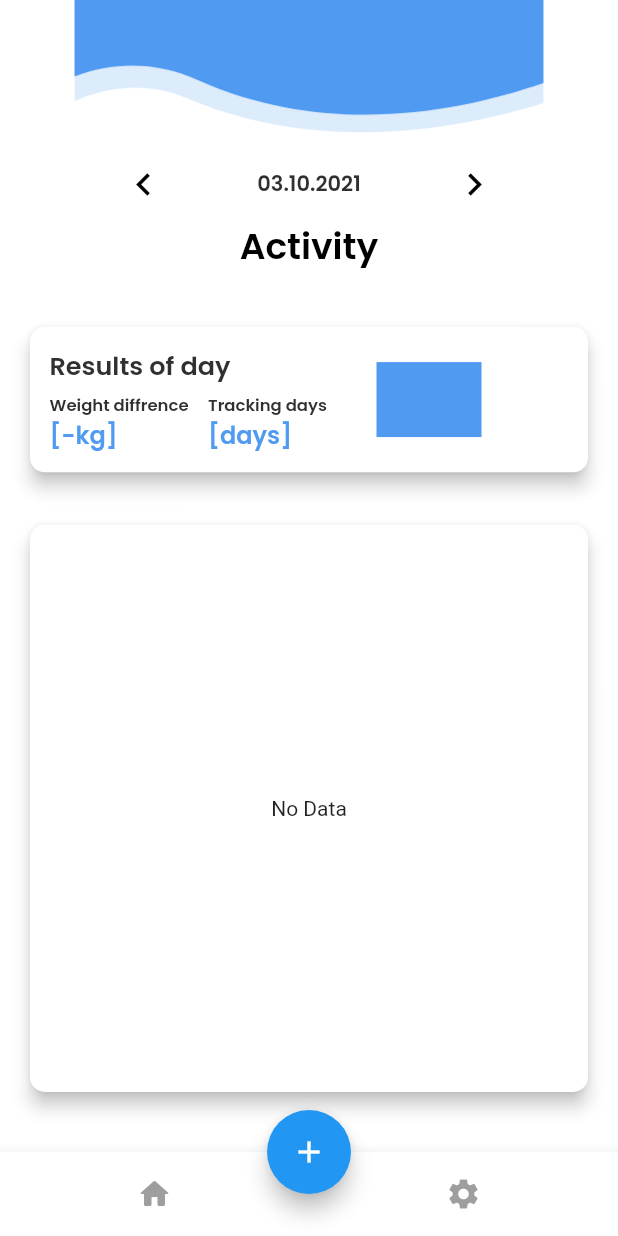
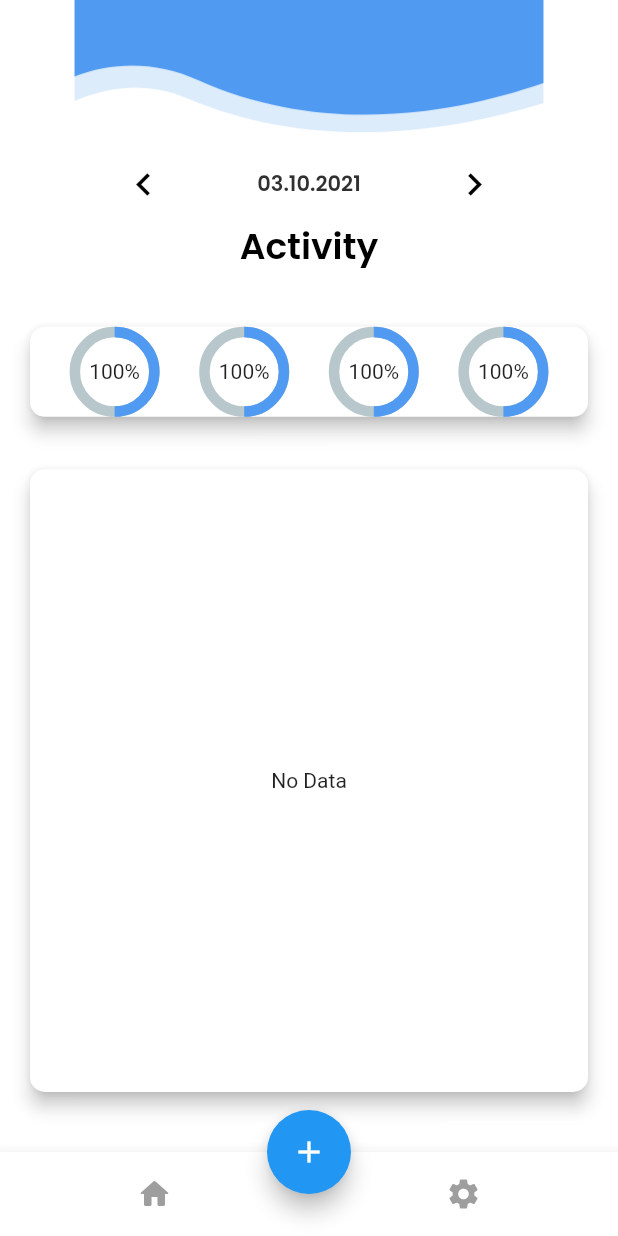
Before and after one commit to OstapFilipenko/Foody, a Flutter app: the screen it shows after launch, on a phone screen of 412 x 824 dp. Run offline on Flutter 3.47's test engine with Material 2 defaults, Android fonts, the phone set to English and light mode, and no system bars; drawn by our look-alikes of percent_indicator; our stand-ins replace auto_size_text, built_collection, built_value, cloud_firestore, firebase_core, flutter_svg_provider and 6 more; missing offline and left inert: scan; accounts and stored records are empty; generated files the repository leaves out were written again.

```diff
--- a/lib/home_page/home_page_widget.dart
+++ b/lib/home_page/home_page_widget.dart
@@ -13,6 +13,7 @@ import 'package:flutter/material.dart';
 import 'package:page_transition/page_transition.dart';
 import 'package:flutter_svg_provider/flutter_svg_provider.dart';
 import 'package:foody/backend/localDatabase.dart';
+import 'package:percent_indicator/percent_indicator.dart';
 
 class HomePageWidget extends StatefulWidget {
   HomePageWidget({Key key}) : super(key: key);
@@ -280,114 +281,36 @@ class _HomePageWidgetState extends State<HomePageWidget>
                         child: Row(
                           mainAxisSize: MainAxisSize.max,
                           crossAxisAlignment: CrossAxisAlignment.center,
+                          mainAxisAlignment: MainAxisAlignment.spaceEvenly,
                           children: [
-                            Padding(
-                              padding: EdgeInsets.fromLTRB(10, 10, 10, 10),
-                              child: Column(
-                                mainAxisSize: MainAxisSize.max,
-                                crossAxisAlignment: CrossAxisAlignment.start,
-                                children: [
-                                  Padding(
-                                    padding: EdgeInsets.fromLTRB(3, 3, 3, 3),
-                                    child: Text(
-                                      'Results of day',
-                                      textAlign: TextAlign.start,
-                                      style:
-                                          FlutterFlowTheme.bodyText1.override(
-                                        fontFamily: 'Poppins',
-                                        fontSize: 17,
-                                        fontWeight: FontWeight.w600,
-                                      ),
-                                    ),
-                                  ),
-                                  Row(
-                                    mainAxisSize: MainAxisSize.max,
-                                    crossAxisAlignment:
-                                        CrossAxisAlignment.start,
-                                    children: [
-                                      Padding(
-                                        padding:
-                                            EdgeInsets.fromLTRB(3, 3, 3, 3),
-                                        child: Column(
-                                          mainAxisSize: MainAxisSize.max,
-                                          crossAxisAlignment:
-                                              CrossAxisAlignment.start,
-                                          children: [
-                                            Text(
-                                              'Weight diffrence',
-                                              textAlign: TextAlign.start,
-                                              style: FlutterFlowTheme.bodyText1
-                                                  .override(
-                                                fontFamily: 'Poppins',
-                                                fontSize: 11,
-                                                fontWeight: FontWeight.w600,
-                                              ),
-                                            ),
-                                            Text(
-                                              '[-kg]',
-                                              style: FlutterFlowTheme.bodyText1
-                                                  .override(
-                                                fontFamily: 'Poppins',
-                                                color: Color(0xFF509AF2),
-                                                fontSize: 16,
-                                                fontWeight: FontWeight.w600,
-                                              ),
-                                            )
-                                          ],
-                                        ),
-                                      ),
-                                      Padding(
-                                        padding:
-                                            EdgeInsets.fromLTRB(10, 3, 3, 3),
-                                        child: Column(
-                                          mainAxisSize: MainAxisSize.max,
-                                          crossAxisAlignment:
-                                              CrossAxisAlignment.start,
-                                          children: [
-                                            Text(
-                                              'Tracking days',
-                                              textAlign: TextAlign.start,
-                                              style: FlutterFlowTheme.bodyText1
-                                                  .override(
-                                                fontFamily: 'Poppins',
-                                                fontSize: 11,
-                                                fontWeight: FontWeight.w600,
-                                              ),
-                                            ),
-                                            Text(
-                                              '[days]',
-                                              style: FlutterFlowTheme.bodyText1
-                                                  .override(
-                                                fontFamily: 'Poppins',
-                                                color: Color(0xFF509AF2),
-                                                fontSize: 16,
-                                                fontWeight: FontWeight.w600,
-                                              ),
-                                            )
-                                          ],
-                                        ),
-                                      )
-                                    ],
-                                  )
-                                ],
-                              ),
+                            CircularPercentIndicator(
+                              radius: 60.0,
+                              lineWidth: 7.0,
+                              percent: 0.5,
+                              center: Text("100%"),
+                              progressColor: Color(0xFF509AF2),
                             ),
-                            Padding(
-                              padding: EdgeInsets.fromLTRB(20, 0, 0, 0),
-                              child: Column(
-                                mainAxisSize: MainAxisSize.max,
-                                mainAxisAlignment: MainAxisAlignment.start,
-                                children: [
-                                  Container(
-                                    width: 70,
-                                    height: 50,
-                                    decoration: BoxDecoration(
-                                      color: Color(0xFF509AF2),
-                                    ),
-                                  )
-                                ],
-                              ),
-                            )
+                            CircularPercentIndicator(
+                              radius: 60.0,
+                              lineWidth: 7.0,
+                              percent: 0.5,
+                              center: Text("100%"),
+                              progressColor: Color(0xFF509AF2),
+                            ),
+                            CircularPercentIndicator(
+                              radius: 60.0,
+                              lineWidth: 7.0,
+                              percent: 0.5,
+                              center: Text("100%"),
+                              progressColor: Color(0xFF509AF2),
+                            ),
+                            CircularPercentIndicator(
+                              radius: 60.0,
+                              lineWidth: 7.0,
+                              percent: 0.5,
+                              center: Text("100%"),
+                              progressColor: Color(0xFF509AF2),
+                            ),
                           ],
                         ),
                       ),
--- a/pubspec.yaml
+++ b/pubspec.yaml
@@ -41,6 +41,7 @@ dependencies:
   timeago:
   url_launcher:
   scan: ^1.4.3
+  percent_indicator: ^3.0.1
 
 
   # The following adds the Cupertino Icons font to your application.
```
Also changed, not shown: pubspec.lock.
